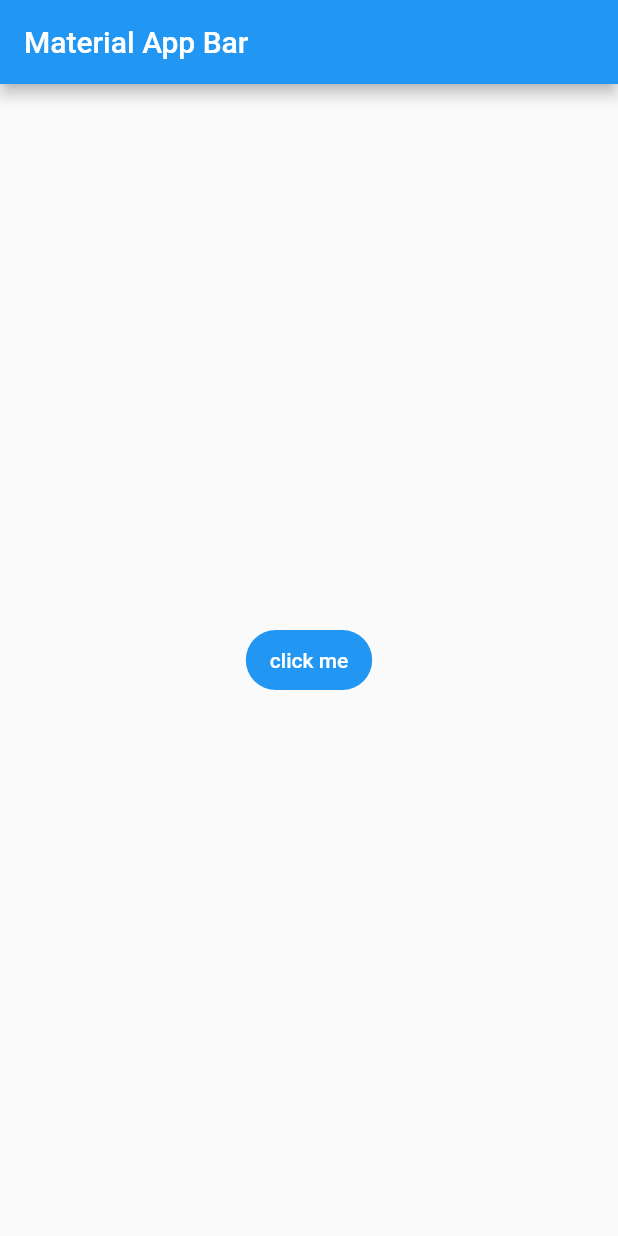
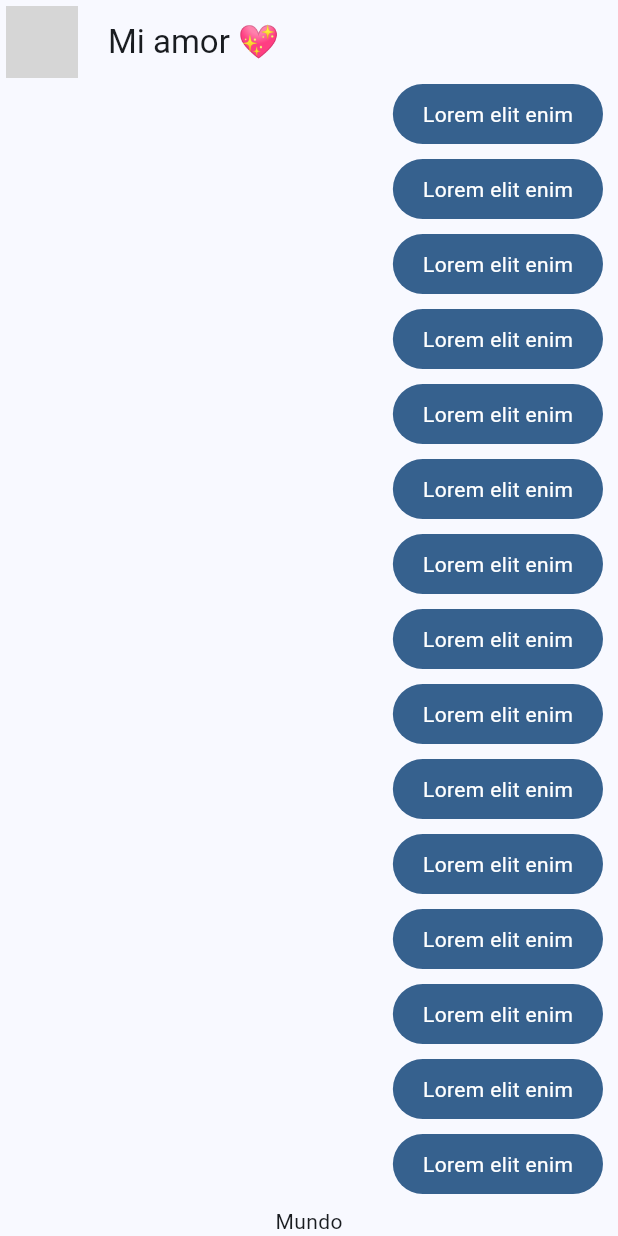
Before and after one commit to jllanas1986/Flutter_Chat_app, a Flutter app: the screen it shows after launch, on a phone screen of 412 x 824 dp. Run offline on Flutter 3.47's test engine with Material 2 defaults, Android fonts, the phone set to English and light mode, and no system bars; network calls fail; grey boxes are pictures that could not be loaded.

Commit message:
GlobalStyles, ChatScreen, ListView, MyBubbleMessage

```diff
--- /dev/null
+++ b/lib/config/theme/app_theme.dart
@@ -0,0 +1,29 @@
+import 'package:flutter/material.dart';
+
+const Color _customColor = Color(0xFF49149F);
+
+const List<Color> _colorThemes = [
+  _customColor,
+  Colors.blue,
+  Colors.teal,
+  Colors.green,
+  Colors.yellow,
+  Colors.orange,
+  Colors.pink,
+];
+
+class AppTheme {
+  final int selectedColor;
+
+  AppTheme({this.selectedColor = 0})
+      : assert( selectedColor >= 0 && selectedColor <= _colorThemes.length - 1,
+            'Colors must be between 0 and ${_colorThemes.length}');
+
+  ThemeData theme() {
+    return ThemeData(
+        useMaterial3: true,
+        colorSchemeSeed: _colorThemes[selectedColor],
+        //brightness: Brightness.dark
+      );
+  }
+}
--- a/lib/main.dart
+++ b/lib/main.dart
@@ -1,4 +1,7 @@
 import 'package:flutter/material.dart';
+import 'package:yes_no_app/config/theme/app_theme.dart';
+import 'package:yes_no_app/presentation/screens/chat/chat_screen.dart';
+
 
 void main() => runApp(const MyApp());
 
@@ -10,17 +13,8 @@ class MyApp extends StatelessWidget {
     return MaterialApp(
       title: 'Yes No App',
       debugShowCheckedModeBanner: false,
-      home: Scaffold(
-        appBar: AppBar(
-          title: const Text('Material App Bar'),
-        ),
-        body: Center(
-          child: FilledButton.tonal(
-            onPressed: (){ },
-            child: const Text('click me')
-          ),
-        ),
-      ),
+      theme:AppTheme( selectedColor: 1).theme(),
+      home: const ChatScreen(),
     );
   }
 }
--- /dev/null
+++ b/lib/presentation/screens/chat/chat_screen.dart
@@ -0,0 +1,43 @@
+import 'package:flutter/material.dart';
+import 'package:yes_no_app/presentation/widgets/chat/my_message_bubble.dart';
+
+class ChatScreen extends StatelessWidget {
+  const ChatScreen({super.key});
+
+  @override
+  Widget build(BuildContext context) {
+    return Scaffold(
+      appBar: AppBar(
+        leading: const Padding(
+          padding: EdgeInsets.all(4.0),
+          child: CircleAvatar(
+            backgroundImage: NetworkImage(
+                'https://i.pinimg.com/736x/ec/91/d7/ec91d7a1f04fba3d47b42291cb3c704a.jpg'),
+          ),
+        ),
+        title: const Text('Mi amor 💖'),
+      ),
+      body: _ChatView(),
+    );
+  }
+}
+
+class _ChatView extends StatelessWidget {
+  @override
+  Widget build(BuildContext context) {
+    return SafeArea(
+      child: Padding(
+        padding: const EdgeInsets.symmetric(horizontal: 10),
+        child: Column(children: [
+          Expanded(child: ListView.builder(
+            itemCount: 100,
+            itemBuilder: (context, index) {
+              return const MyMessageBubble();
+            },
+          )),
+          Text('Mundo')
+        ]),
+      ),
+    );
+  }
+}
--- /dev/null
+++ b/lib/presentation/widgets/chat/my_message_bubble.dart
@@ -0,0 +1,27 @@
+import 'package:flutter/material.dart';
+
+class MyMessageBubble extends StatelessWidget {
+  const MyMessageBubble({super.key});
+
+  @override
+  Widget build(BuildContext context) {
+    final colors = Theme.of(context).colorScheme;
+
+    return Column(
+      crossAxisAlignment: CrossAxisAlignment.end,
+      children: [
+        Container(
+            decoration: BoxDecoration(
+                color: colors.primary, borderRadius: BorderRadius.circular(20)),
+            child: const Padding(
+              padding: EdgeInsets.symmetric(horizontal: 20, vertical: 10),
+              child: Text(
+                'Lorem elit enim',
+                style: TextStyle(color: Colors.white),
+              ),
+            )),
+        const SizedBox(height: 10)
+      ],
+    );
+  }
+}
```
